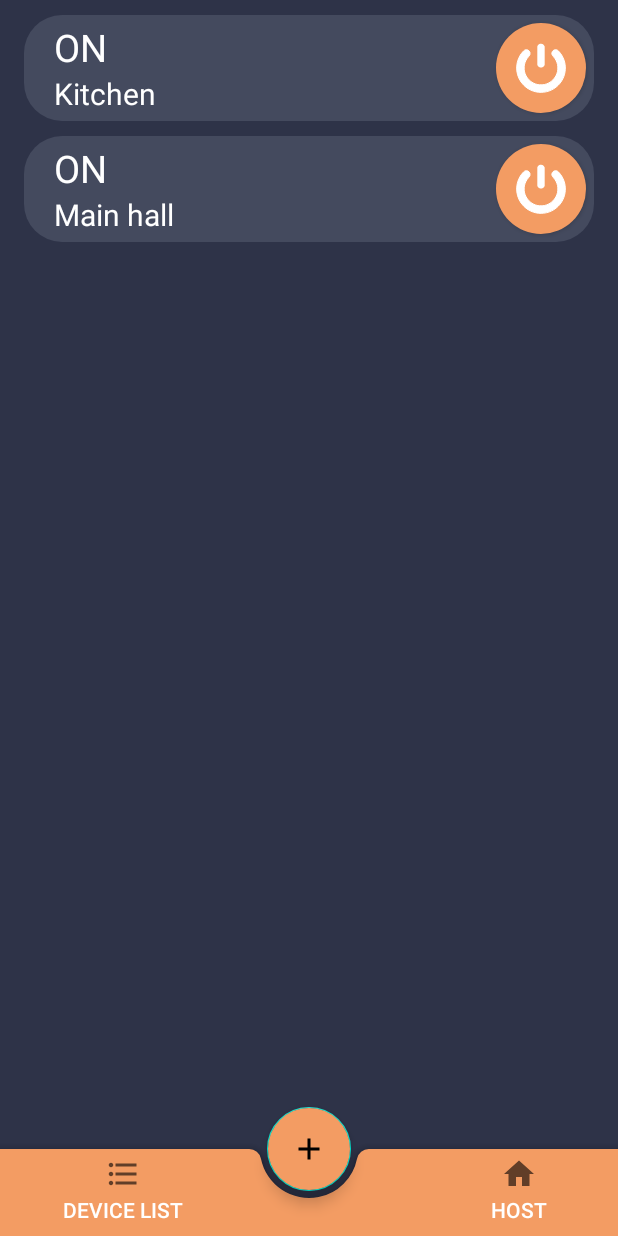
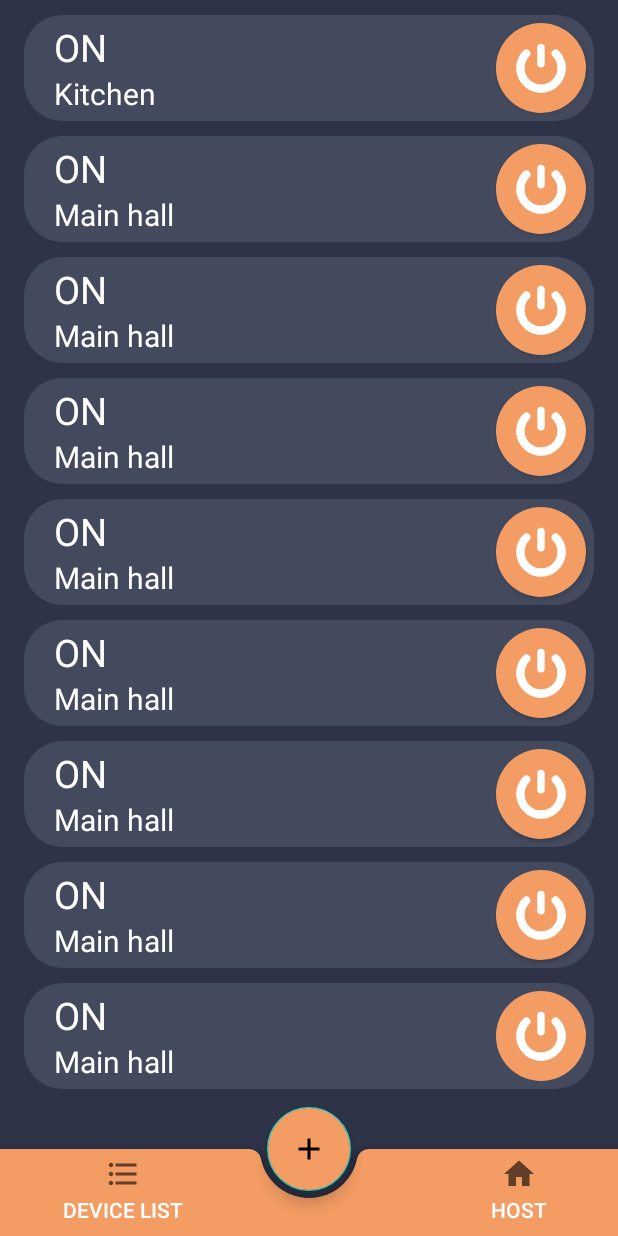
Before and after one commit to TaronSargsyan123/smart_home_android_app, an Android app: the screen it shows after launch (MainActivity), on a phone screen of 412 x 824 dp. Run offline under Robolectric (Android 15) with nearby library versions, the phone set to English and light mode, and no system bars.

Commit message:
add scroll view in activity_main.xml

```diff
--- a/app/build.gradle
+++ b/app/build.gradle
@@ -33,6 +33,7 @@
     implementation 'androidx.appcompat:appcompat:1.5.1'
     implementation 'com.google.android.material:material:1.6.1'
     implementation 'androidx.constraintlayout:constraintlayout:2.1.4'
+    implementation 'androidx.legacy:legacy-support-v4:1.0.0'
     testImplementation 'junit:junit:4.+'
 
     androidTestImplementation 'androidx.test.ext:junit:1.1.3'
--- a/app/src/main/java/com/example/arduinoonoffremout/MainActivity.java
+++ b/app/src/main/java/com/example/arduinoonoffremout/MainActivity.java
@@ -60,6 +60,23 @@
 
         addSingleChannelRelayFirstVersion("Kitchen", "192.168.1.12");
         addSingleChannelRelayFirstVersion("Main hall", "192.168.1.12");
+        addSingleChannelRelayFirstVersion("Main hall", "192.168.1.12");
+        addSingleChannelRelayFirstVersion("Main hall", "192.168.1.12");
+        addSingleChannelRelayFirstVersion("Main hall", "192.168.1.12");
+        addSingleChannelRelayFirstVersion("Main hall", "192.168.1.12");
+        addSingleChannelRelayFirstVersion("Main hall", "192.168.1.12");
+        addSingleChannelRelayFirstVersion("Main hall", "192.168.1.12");
+        addSingleChannelRelayFirstVersion("Main hall", "192.168.1.12");
+        addSingleChannelRelayFirstVersion("Main hall", "192.168.1.12");
+        addSingleChannelRelayFirstVersion("Main hall", "192.168.1.12");
+        addSingleChannelRelayFirstVersion("Main hall", "192.168.1.12");
+        addSingleChannelRelayFirstVersion("Main hall", "192.168.1.12");
+        addSingleChannelRelayFirstVersion("Main hall", "192.168.1.12");
+        addSingleChannelRelayFirstVersion("Main hall", "192.168.1.12");
+        addSingleChannelRelayFirstVersion("Main hall", "192.168.1.12");
+        addSingleChannelRelayFirstVersion("Main hall", "192.168.1.12");
+        addSingleChannelRelayFirstVersion("Main hall", "192.168.1.12");
+        addSingleChannelRelayFirstVersion("Main hall", "192.168.1.12");
 
         addDevice.setOnClickListener(new View.OnClickListener() {
             @Override
--- a/app/src/main/res/layout/activity_main.xml
+++ b/app/src/main/res/layout/activity_main.xml
@@ -3,25 +3,34 @@
     xmlns:tools="http://schemas.android.com/tools"
     android:layout_width="match_parent"
     android:layout_height="match_parent"
+    android:background="@color/background"
     xmlns:android="http://schemas.android.com/apk/res/android">
 
-    <LinearLayout
-        android:id="@+id/mainActivityLayout"
+
+    <ScrollView
         android:layout_width="match_parent"
-        android:layout_height="match_parent"
         android:background="@color/background"
-        android:orientation="vertical"
-        tools:context=".MainActivity">
+        app:layout_constraintBottom_toTopOf="@+id/coordinatorLayout"
+        app:layout_constraintEnd_toEndOf="parent"
+        app:layout_constraintHorizontal_bias="0.0"
+        app:layout_constraintStart_toStartOf="parent"
+        app:layout_constraintTop_toTopOf="parent"
+        tools:ignore="SpeakableTextPresentCheck"
+        android:layout_height="0dp">
 
-
-
-
-
-    </LinearLayout>
+        <LinearLayout
+            android:id="@+id/mainActivityLayout"
+            android:layout_width="match_parent"
+            android:layout_height="wrap_content"
+            android:background="@color/background"
+            android:orientation="vertical"
+            tools:context=".MainActivity" />
+    </ScrollView>
 
     <androidx.coordinatorlayout.widget.CoordinatorLayout
+        android:id="@+id/coordinatorLayout"
         android:layout_width="match_parent"
-        android:layout_height="120dp"
+        android:layout_height="90dp"
         android:layout_gravity="bottom"
         app:layout_constraintBottom_toBottomOf="parent">
 
@@ -79,7 +88,6 @@
                 </TextView>
 
 
-
                 <TextView
                     style="?android:attr/borderlessButtonStyle"
                     android:layout_width="0dp"
--- /dev/null
+++ b/app/src/main/res/layout/fragment_device_list.xml
@@ -0,0 +1,6 @@
+<?xml version="1.0" encoding="utf-8"?>
+<FrameLayout xmlns:android="http://schemas.android.com/apk/res/android"
+    xmlns:tools="http://schemas.android.com/tools"
+    android:layout_width="match_parent"
+    android:layout_height="match_parent"
+    tools:context=".DeviceList"/>
--- a/app/src/main/res/values/strings.xml
+++ b/app/src/main/res/values/strings.xml
@@ -15,6 +15,8 @@
     <string name="choose_device_type">Choose Device Type</string>
     <string name="backToDeviceList">Back to device list</string>
     <string name="home">Home</string>
+    <!-- TODO: Remove or change this placeholder text -->
+    <string name="hello_blank_fragment">Hello blank fragment</string>
 
 
 </resources>
```
Also changed, not shown: app/src/main/java/com/example/arduinoonoffremout/DeviceList.java (added, +64 -0 lines).
